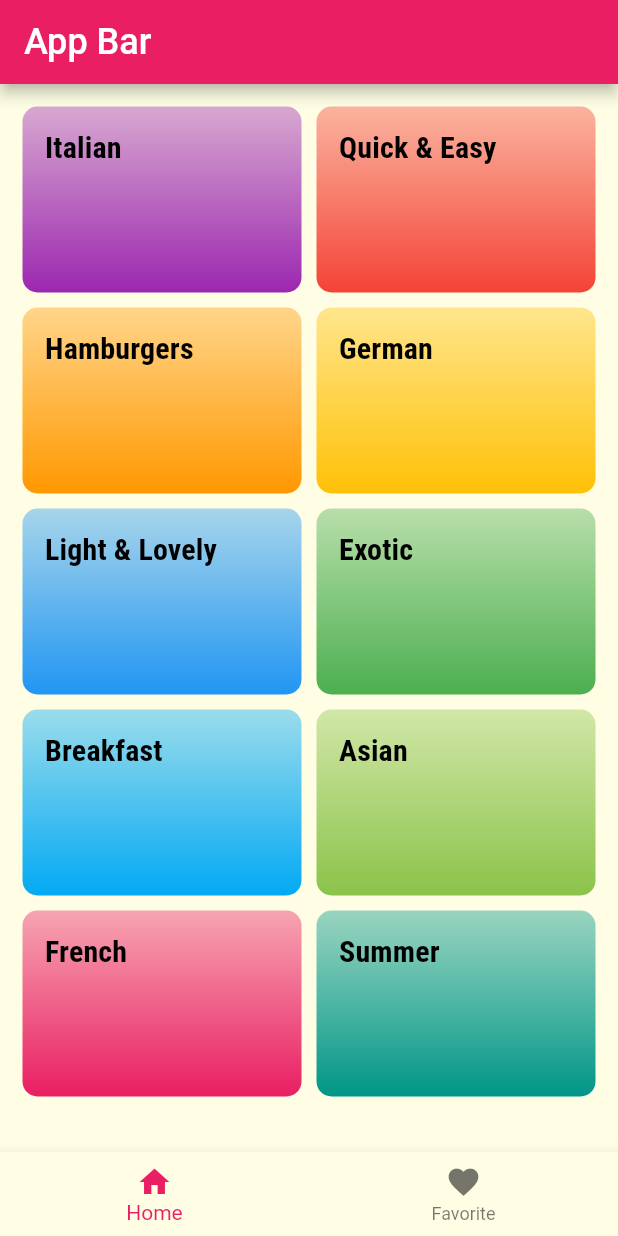
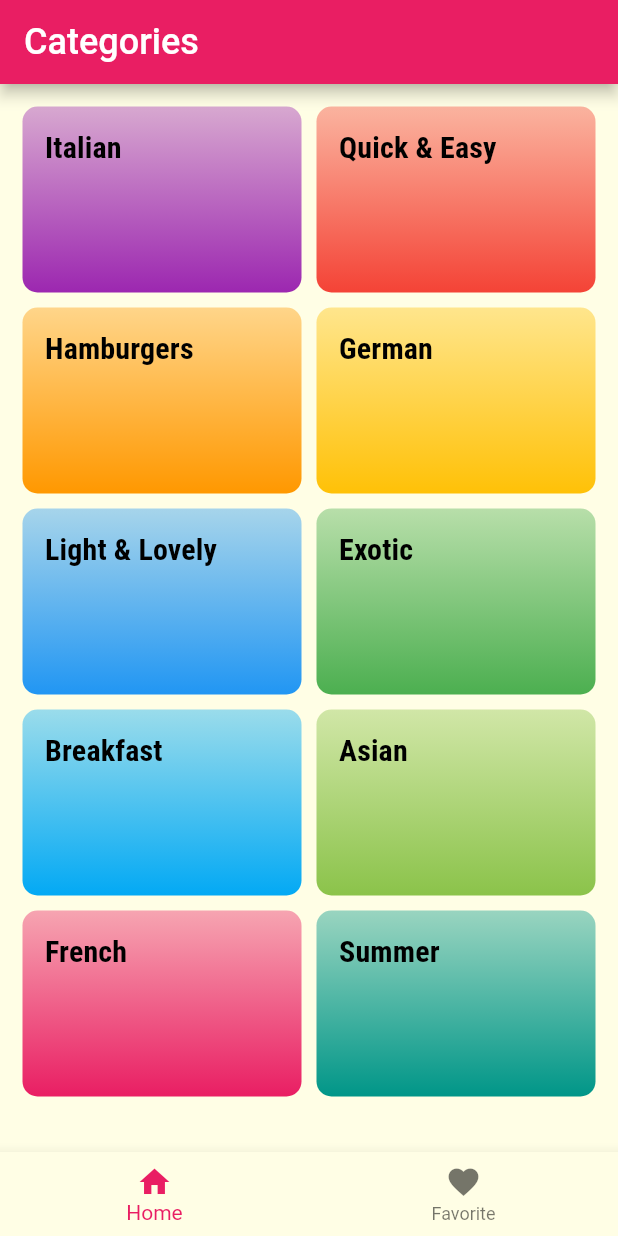
Before and after one commit to pd28CSE/Flutter_Meals_App_New, a Flutter app: the screen it shows after launch, on a phone screen of 412 x 824 dp. Run offline on Flutter 3.47's test engine with Material 2 defaults, Android fonts, the phone set to English and light mode, and no system bars.

Commit message:
change AppBar title dynamically based on BottomNavigationBar screen

```diff
--- a/lib/screens/tabs_screen.dart
+++ b/lib/screens/tabs_screen.dart
@@ -13,9 +13,9 @@ class TabsScreen extends StatefulWidget {
 
 class _TabsScreenState extends State<TabsScreen> {
   int _currentScreenIndex = 0;
-  List<Widget> _tabScreens = [
-    CategoriesScreen(),
-    FavouriteScreen(),
+  List<Map<String, Object>> _tabScreens = [
+    {'screen': CategoriesScreen(), 'title': 'Categories'},
+    {'screen': FavouriteScreen(), 'title': 'Favourites'},
   ];
 
   void _changeScreen(int index) {
@@ -28,9 +28,9 @@ class _TabsScreenState extends State<TabsScreen> {
   Widget build(BuildContext context) {
     return Scaffold(
       appBar: AppBar(
-        title: const Text('App Bar'),
+        title: Text(_tabScreens[_currentScreenIndex]['title'] as String),
       ),
-      body: _tabScreens[_currentScreenIndex],
+      body: _tabScreens[_currentScreenIndex]['screen'] as Widget,
       bottomNavigationBar: BottomNavigationBar(
         currentIndex: _currentScreenIndex,
         onTap: _changeScreen,
```
